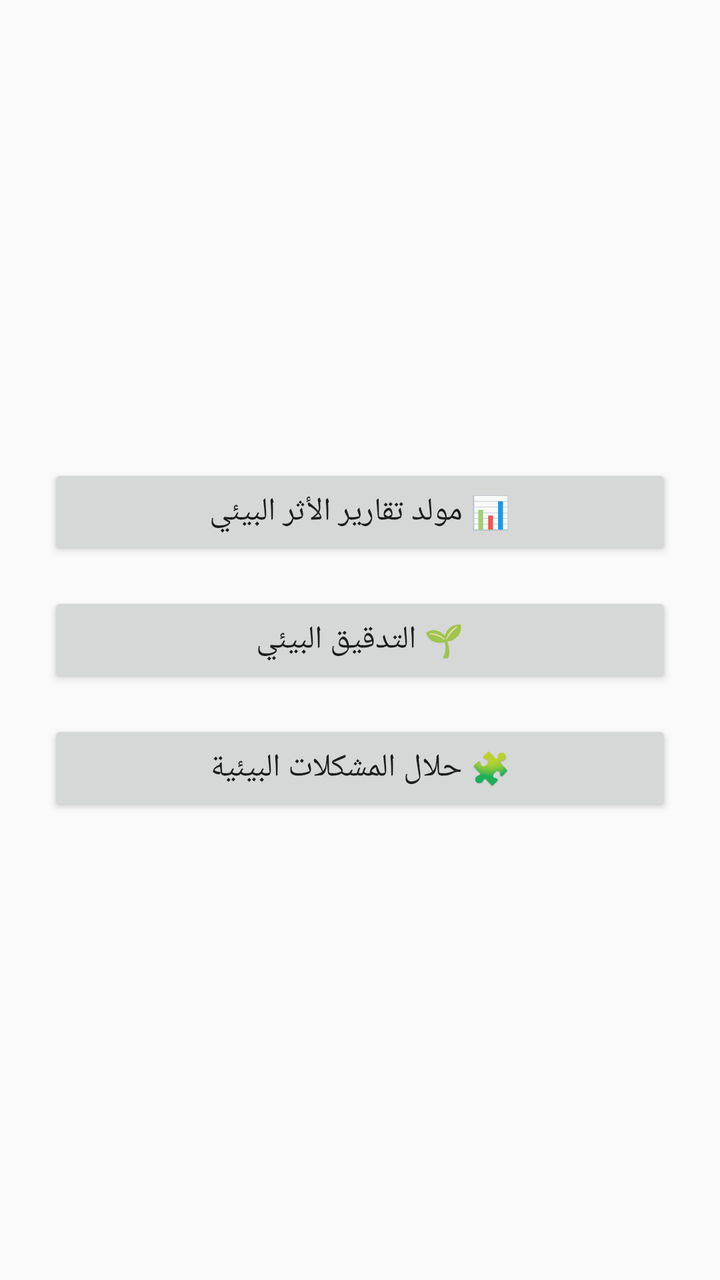
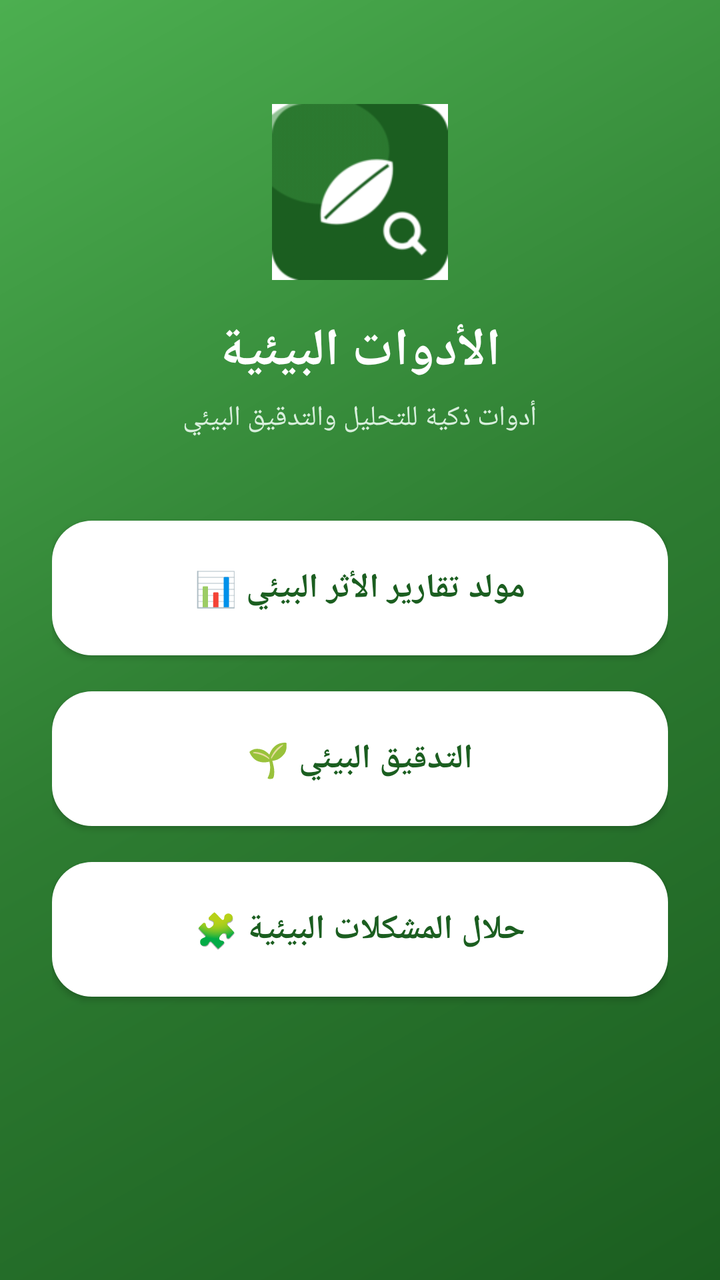

An Android layout rendered at two revisions. The XML below is the earlier revision; the diff shows what the commit changed to produce the second picture.
<!-- AndroidManifest.xml: application theme android:Theme.Material.Light -->
<!-- res/layout/activity_main.xml -->
<?xml version="1.0" encoding="utf-8"?>
<LinearLayout xmlns:android="http://schemas.android.com/apk/res/android"
    android:layout_width="match_parent"
    android:layout_height="match_parent"
    android:orientation="vertical"
    android:gravity="center"
    android:padding="24dp">

    <Button
        android:id="@+id/btnEis"
        android:layout_width="match_parent"
        android:layout_height="wrap_content"
        android:layout_marginBottom="16dp"
        android:textSize="16sp"
        android:text="@string/btn_eis" />

    <Button
        android:id="@+id/btnAudit"
        android:layout_width="match_parent"
        android:layout_height="wrap_content"
        android:layout_marginBottom="16dp"
        android:textSize="16sp"
        android:text="@string/btn_audit" />

    <Button
        android:id="@+id/btnProblemSolver"
        android:layout_width="match_parent"
        android:layout_height="wrap_content"
        android:textSize="16sp"
        android:text="@string/btn_problem_solver" />

</LinearLayout>
<!-- resources referenced by this layout -->
<resources>
  <string name="btn_audit">🌱 التدقيق البيئي</string>
  <string name="btn_eis">📊 مولد تقارير الأثر البيئي</string>
  <string name="btn_problem_solver">🧩 حلال المشكلات البيئية</string>
</resources>

<!-- the commit's change to res/layout/activity_main.xml (unified diff, before → after) -->
@@ -1,32 +1,98 @@
 <?xml version="1.0" encoding="utf-8"?>
-<LinearLayout xmlns:android="http://schemas.android.com/apk/res/android"
+<ScrollView xmlns:android="http://schemas.android.com/apk/res/android"
     android:layout_width="match_parent"
     android:layout_height="match_parent"
-    android:orientation="vertical"
-    android:gravity="center"
-    android:padding="24dp">
+    android:background="@drawable/bg_gradient"
+    android:fillViewport="true">
 
-    <Button
-        android:id="@+id/btnEis"
+    <LinearLayout
         android:layout_width="match_parent"
         android:layout_height="wrap_content"
-        android:layout_marginBottom="16dp"
-        android:textSize="16sp"
-        android:text="@string/btn_eis" />
+        android:orientation="vertical"
+        android:gravity="center_horizontal"
+        android:paddingStart="26dp"
+        android:paddingEnd="26dp"
+        android:paddingTop="52dp"
+        android:paddingBottom="40dp">
 
-    <Button
-        android:id="@+id/btnAudit"
-        android:layout_width="match_parent"
-        android:layout_height="wrap_content"
-        android:layout_marginBottom="16dp"
-        android:textSize="16sp"
-        android:text="@string/btn_audit" />
+        <ImageView
+            android:layout_width="88dp"
+            android:layout_height="88dp"
+            android:layout_marginBottom="18dp"
+            android:src="@mipmap/ic_launcher"
+            android:contentDescription="@string/app_name" />
 
-    <Button
-        android:id="@+id/btnProblemSolver"
-        android:layout_width="match_parent"
-        android:layout_height="wrap_content"
-        android:textSize="16sp"
-        android:text="@string/btn_problem_solver" />
+        <TextView
+            android:layout_width="wrap_content"
+            android:layout_height="wrap_content"
+            android:text="@string/app_name"
+            android:textColor="#FFFFFF"
+            android:textSize="26sp"
+            android:textStyle="bold"
+            android:gravity="center" />
 
-</LinearLayout>
+        <TextView
+            android:layout_width="wrap_content"
+            android:layout_height="wrap_content"
+            android:layout_marginTop="6dp"
+            android:layout_marginBottom="42dp"
+            android:text="@string/app_subtitle"
+            android:textColor="#D8EFDC"
+            android:textSize="14sp"
+            android:gravity="center" />
+
+        <Button
+            android:id="@+id/btnEis"
+            android:layout_width="match_parent"
+            android:layout_height="wrap_content"
+            android:layout_marginBottom="18dp"
+            android:background="@drawable/card_bg"
+            android:foreground="?android:attr/selectableItemBackground"
+            android:elevation="6dp"
+            android:paddingTop="22dp"
+            android:paddingBottom="22dp"
+            android:paddingStart="20dp"
+            android:paddingEnd="20dp"
+            android:textAllCaps="false"
+            android:textColor="#1B5E20"
+            android:textSize="17sp"
+            android:textStyle="bold"
+            android:text="@string/btn_eis" />
+
+        <Button
+            android:id="@+id/btnAudit"
+            android:layout_width="match_parent"
+            android:layout_height="wrap_content"
+            android:layout_marginBottom="18dp"
+            android:background="@drawable/card_bg"
+            android:foreground="?android:attr/selectableItemBackground"
+            android:elevation="6dp"
+            android:paddingTop="22dp"
+            android:paddingBottom="22dp"
+            android:paddingStart="20dp"
+            android:paddingEnd="20dp"
+            android:textAllCaps="false"
+            android:textColor="#1B5E20"
+            android:textSize="17sp"
+            android:textStyle="bold"
+            android:text="@string/btn_audit" />
+
+        <Button
+            android:id="@+id/btnProblemSolver"
+            android:layout_width="match_parent"
+            android:layout_height="wrap_content"
+            android:background="@drawable/card_bg"
+            android:foreground="?android:attr/selectableItemBackground"
+            android:elevation="6dp"
+            android:paddingTop="22dp"
+            android:paddingBottom="22dp"
+            android:paddingStart="20dp"
+            android:paddingEnd="20dp"
+            android:textAllCaps="false"
+            android:textColor="#1B5E20"
+            android:textSize="17sp"
+            android:textStyle="bold"
+            android:text="@string/btn_problem_solver" />
+
+    </LinearLayout>
+</ScrollView>
<!-- resource entries referenced after the edit -->
@@ -1,7 +1,36 @@
 <!-- resources referenced by this layout -->
 <resources>
-  <string name="btn_audit">🌱 التدقيق البيئي</string>
-  <string name="btn_eis">📊 مولد تقارير الأثر البيئي</string>
-  <string name="btn_problem_solver">🧩 حلال المشكلات البيئية</string>
+  <!-- drawable bg_gradient (drawable) -->
+  <?xml version="1.0" encoding="utf-8"?>
+  <shape xmlns:android="http://schemas.android.com/apk/res/android"
+      android:shape="rectangle">
+      <gradient
+          android:angle="135"
+          android:startColor="#1B5E20"
+          android:centerColor="#2E7D32"
+          android:endColor="#4CAF50" />
+  </shape>
+  <!-- drawable card_bg (drawable) -->
+  <?xml version="1.0" encoding="utf-8"?>
+  <selector xmlns:android="http://schemas.android.com/apk/res/android">
+      <item android:state_pressed="true">
+          <shape android:shape="rectangle">
+              <solid android:color="#EFEFEF" />
+              <corners android:radius="20dp" />
+          </shape>
+      </item>
+      <item>
+          <shape android:shape="rectangle">
+              <solid android:color="#FFFFFF" />
+              <corners android:radius="20dp" />
+          </shape>
+      </item>
+  </selector>
+  <!-- mipmap ic_launcher: png bitmap (mipmap-hdpi, 8488 bytes) -->
+  <string name="app_name">الأدوات البيئية</string>
+  <string name="app_subtitle">أدوات ذكية للتحليل والتدقيق البيئي</string>
+  <string name="btn_audit">التدقيق البيئي 🌱</string>
+  <string name="btn_eis">مولد تقارير الأثر البيئي 📊</string>
+  <string name="btn_problem_solver">حلال المشكلات البيئية 🧩</string>
 </resources>
 
